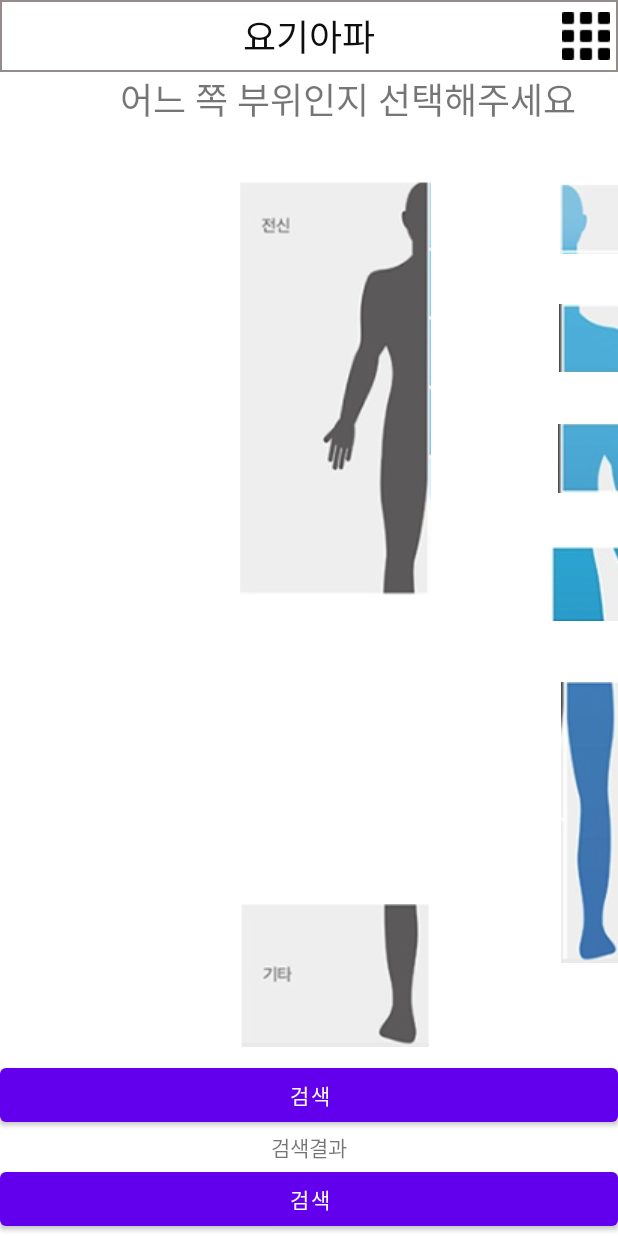
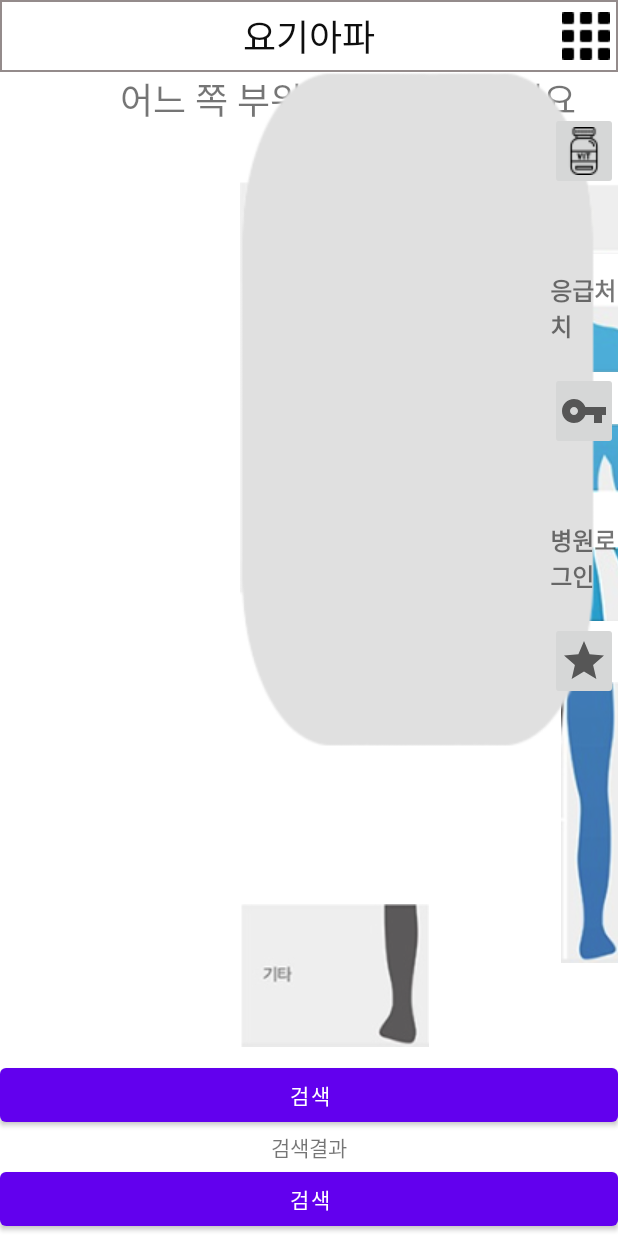
Before and after one commit to seongmin2001/TeamProject, an Android app: the MainPageActivity screen opened directly, with no data from a screen before it, on a phone screen of 412 x 824 dp. Run offline under Robolectric (Android 15) with nearby library versions, the phone set to English and light mode, and no system bars.

Commit message:
파일 수정

```diff
--- a/app/src/main/java/com/example/test/MainPageActivity.java
+++ b/app/src/main/java/com/example/test/MainPageActivity.java
@@ -15,7 +15,7 @@ public class MainPageActivity extends AppCompatActivity {
 
     FrameLayout flMenu, flPicture, flText;
     ImageButton imgbtnHead;
-    ImageButton imgbtnMenu, imgbtnArm , imgbtnAid;
+    ImageButton imgbtnMenu, imgbtnArm , imgbtnAid, imgbtnLogin;
     Integer count = 0;
 
     public static Context context; //다른 액티비티에 변수 전달
@@ -29,6 +29,7 @@ public class MainPageActivity extends AppCompatActivity {
 
         context=this;
 
+        imgbtnLogin = findViewById(R.id.imgBtn_login);
         imgbtnArm = findViewById(R.id.btArm);
         imgbtnHead = findViewById(R.id.btHead);
         imgbtnMenu = findViewById(R.id.imgbtn_menu);
@@ -38,6 +39,14 @@ public class MainPageActivity extends AppCompatActivity {
         flText = (FrameLayout) findViewById(R.id.FL_Text);
 
         body_tv = (TextView) findViewById(R.id.bodyTv);
+
+        imgbtnLogin.setOnClickListener(new View.OnClickListener() {
+            @Override
+            public void onClick(View view) {
+                Intent intent = new Intent(MainPageActivity.this,LoginActivity.class);
+                startActivity(intent);
+            }
+        });
 
         imgbtnAid.setOnClickListener(new View.OnClickListener() {
             @Override
--- a/app/src/main/res/layout/activity_mainpage.xml
+++ b/app/src/main/res/layout/activity_mainpage.xml
@@ -127,7 +127,7 @@
                 android:layout_width="match_parent"
                 android:layout_height="450dp"
                 android:background="@android:color/transparent"
-                android:visibility="invisible">
+                android:visibility="visible">
 
                 <ImageView
                     android:id="@+id/imageView"
```
